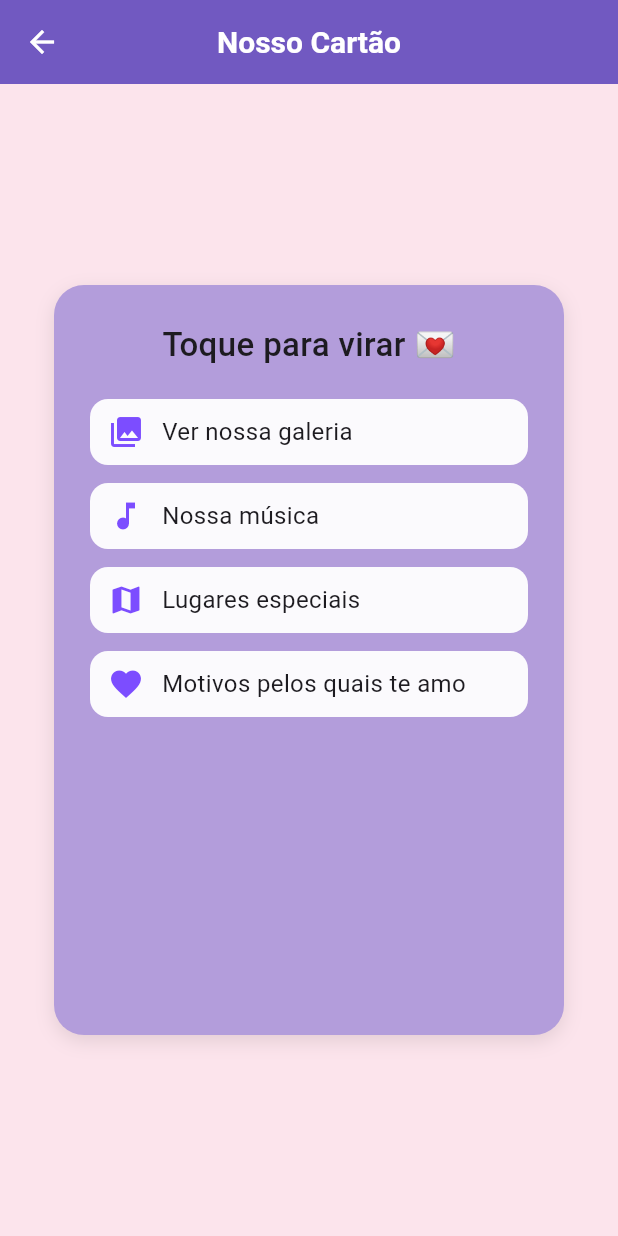
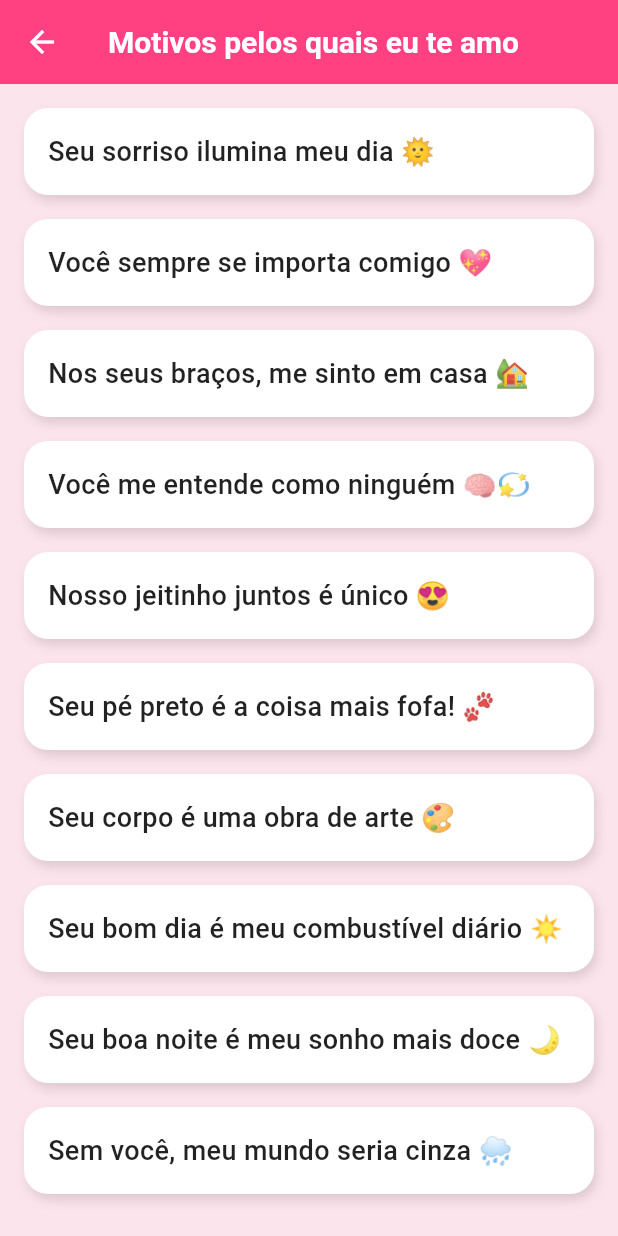
Before and after one commit to Vitor-Klein/Poliapp, a Flutter app: the CardPage screen opened by its route, after a tap on "Motivos pelos quais te amo", on a phone screen of 412 x 824 dp. Run offline on Flutter 3.47's test engine with Material 3 defaults, Android fonts, the phone set to English and light mode, and no system bars; our stand-ins replace firebase_core, firebase_messaging, firebase_remote_config, flutter_local_notifications, google_fonts, share_plus and 1 more; accounts and stored records are empty.

Commit message:
add more

```diff
--- a/lib/main.dart
+++ b/lib/main.dart
@@ -1,6 +1,7 @@
 import 'package:flutter/material.dart';
 import 'package:firebase_core/firebase_core.dart';
 import 'package:firebase_messaging/firebase_messaging.dart';
+import 'package:poli_app/pages/reasons_i_love_you_page.dart';
 import 'firebase_options.dart';
 import 'services/message_storage.dart';
 import 'package:firebase_remote_config/firebase_remote_config.dart';
@@ -92,6 +93,9 @@ class MyApp extends StatelessWidget {
           case '/gallery':
             builder = (_) => const GalleryPage();
             break;
+          case '/reasons':
+            builder = (_) => ReasonsILoveYouPage();
+            break;
 
           default:
             builder = (_) => const HomePage();
--- a/lib/pages/card_page.dart
+++ b/lib/pages/card_page.dart
@@ -115,7 +115,9 @@ class _CardPageState extends State<CardPage>
           const SizedBox(height: 12),
           _buildOption(Icons.map, 'Lugares especiais', () {}),
           const SizedBox(height: 12),
-          _buildOption(Icons.favorite, 'Motivos pelos quais te amo', () {}),
+          _buildOption(Icons.favorite, 'Motivos pelos quais te amo', () {
+            Navigator.pushNamed(context, '/reasons');
+          }),
         ],
       ),
     );
--- a/lib/pages/gallery_page.dart
+++ b/lib/pages/gallery_page.dart
@@ -6,7 +6,7 @@ class GalleryPage extends StatelessWidget {
   @override
   Widget build(BuildContext context) {
     final List<String> imagePaths = List.generate(
-      13,
+      19,
       (index) => 'assets/nos${index + 1}.jpg',
     );
 
--- /dev/null
+++ b/lib/pages/reasons_i_love_you_page.dart
@@ -0,0 +1,59 @@
+import 'package:flutter/material.dart';
+
+class ReasonsILoveYouPage extends StatelessWidget {
+  final List<String> reasons = [
+    "Seu sorriso ilumina meu dia 🌞",
+    "Você sempre se importa comigo 💖",
+    "Nos seus braços, me sinto em casa 🏡",
+    "Você me entende como ninguém 🧠💫",
+    "Nosso jeitinho juntos é único 😍",
+    "Seu pé preto é a coisa mais fofa! 🐾",
+    "Seu corpo é uma obra de arte 🎨",
+    "Seu bom dia é meu combustível diário ☀️",
+    "Seu boa noite é meu sonho mais doce 🌙",
+    "Sem você, meu mundo seria cinza 🌧️",
+    // Adicione mais aqui!
+  ];
+
+  @override
+  Widget build(BuildContext context) {
+    return Scaffold(
+      appBar: AppBar(
+        title: const Text("Motivos pelos quais eu te amo"),
+        backgroundColor: Colors.pinkAccent,
+        centerTitle: true,
+      ),
+      backgroundColor: const Color(0xFFFCE4EC),
+      body: ListView.builder(
+        padding: const EdgeInsets.all(16),
+        itemCount: reasons.length,
+        itemBuilder: (context, index) {
+          return AnimatedContainer(
+            duration: const Duration(milliseconds: 500),
+            margin: const EdgeInsets.only(bottom: 16),
+            padding: const EdgeInsets.all(16),
+            decoration: BoxDecoration(
+              color: Colors.white,
+              borderRadius: BorderRadius.circular(16),
+              boxShadow: const [
+                BoxShadow(
+                  color: Colors.black12,
+                  blurRadius: 6,
+                  offset: Offset(2, 4),
+                ),
+              ],
+            ),
+            child: Text(
+              reasons[index],
+              style: const TextStyle(
+                fontSize: 18,
+                color: Colors.black87,
+                fontWeight: FontWeight.w500,
+              ),
+            ),
+          );
+        },
+      ),
+    );
+  }
+}
```
Also changed, not shown: pubspec.yaml (+7 -0 lines), assets/nos14.jpg (added), assets/nos15.jpg (added), assets/nos16.jpg (added), assets/nos17.jpg (added), assets/nos18.jpg (added), assets/nos19.jpg (added), assets/splash.png (added), 2 other files.
